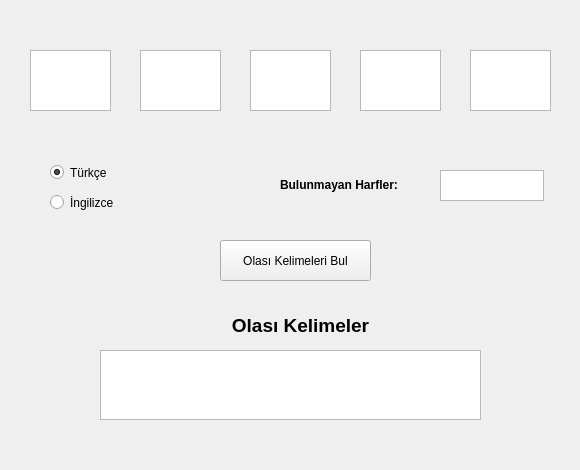
The window that ui/window.ui (canetizen/wordle-finder) describes before a commit, drawn with Qt 5.
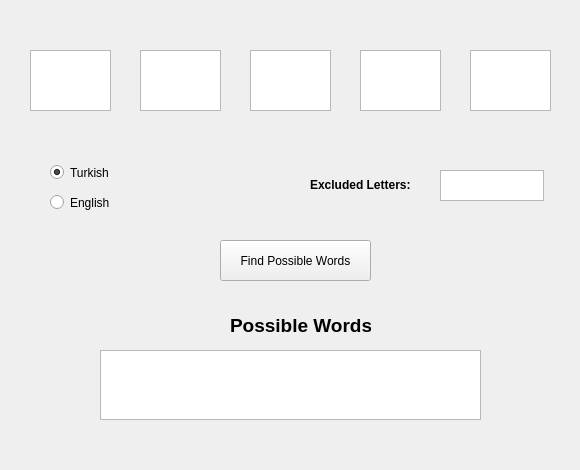
The same window after the commit.

What changed in the file:
```diff
--- a/ui/window.ui
+++ b/ui/window.ui
@@ -68,7 +68,7 @@
      </rect>
     </property>
     <property name="text">
-     <string>Olası Kelimeleri Bul</string>
+     <string>Find Possible Words</string>
     </property>
    </widget>
    <widget class="QRadioButton" name="radio_english">
@@ -81,20 +81,20 @@
      </rect>
     </property>
     <property name="text">
-     <string>İngilizce</string>
+     <string>English</string>
     </property>
    </widget>
    <widget class="QLabel" name="label_notContain">
     <property name="geometry">
      <rect>
-      <x>280</x>
+      <x>310</x>
       <y>170</y>
-      <width>151</width>
+      <width>131</width>
       <height>31</height>
      </rect>
     </property>
     <property name="text">
-     <string>&lt;html&gt;&lt;head/&gt;&lt;body&gt;&lt;p&gt;&lt;span style=&quot; font-weight:600;&quot;&gt;Bulunmayan Harfler:&lt;/span&gt;&lt;/p&gt;&lt;/body&gt;&lt;/html&gt;</string>
+     <string>&lt;html&gt;&lt;head/&gt;&lt;body&gt;&lt;p&gt;&lt;span style=&quot; font-weight:600;&quot;&gt;Excluded Letters:&lt;/span&gt;&lt;/p&gt;&lt;/body&gt;&lt;/html&gt;</string>
     </property>
    </widget>
    <widget class="QLabel" name="label_possibleWords">
@@ -107,7 +107,7 @@
      </rect>
     </property>
     <property name="text">
-     <string>&lt;html&gt;&lt;head/&gt;&lt;body&gt;&lt;p align=&quot;center&quot;&gt;&lt;span style=&quot; font-size:14pt; font-weight:600;&quot;&gt;Olası Kelimeler&lt;/span&gt;&lt;/p&gt;&lt;/body&gt;&lt;/html&gt;</string>
+     <string>&lt;html&gt;&lt;head/&gt;&lt;body&gt;&lt;p align=&quot;center&quot;&gt;&lt;span style=&quot; font-size:14pt; font-weight:600;&quot;&gt;Possible Words&lt;/span&gt;&lt;/p&gt;&lt;/body&gt;&lt;/html&gt;</string>
     </property>
    </widget>
    <widget class="QPlainTextEdit" name="input_notContain">
@@ -130,7 +130,7 @@
      </rect>
     </property>
     <property name="text">
-     <string>Türkçe</string>
+     <string>Turkish</string>
     </property>
     <property name="checked">
      <bool>true</bool>
```
